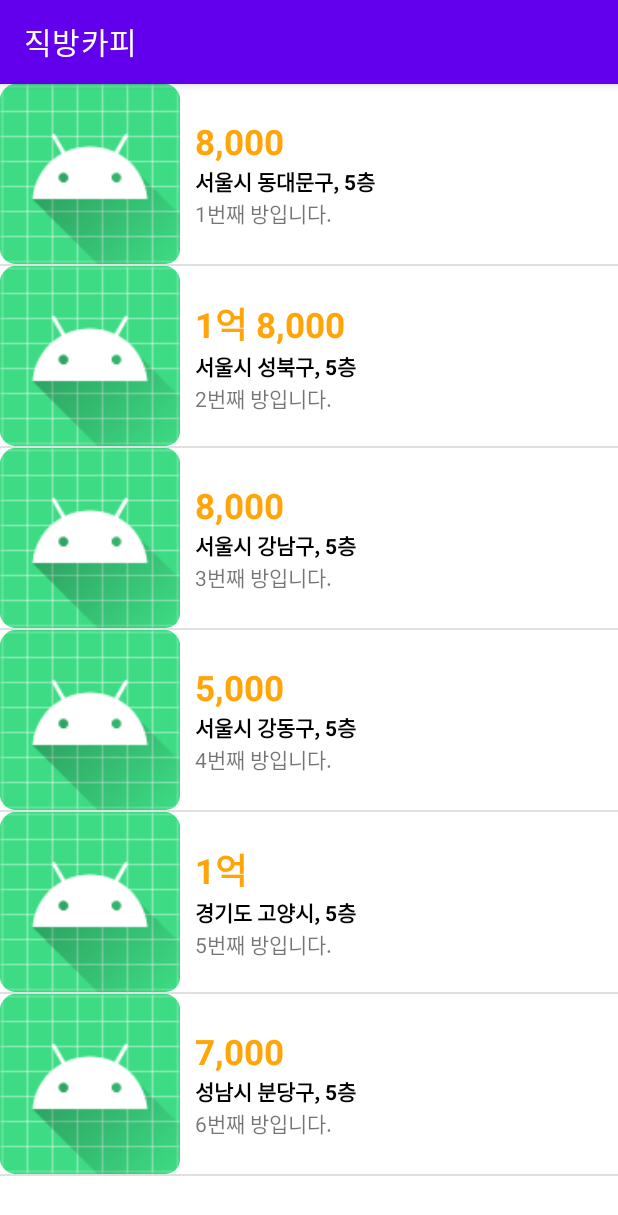
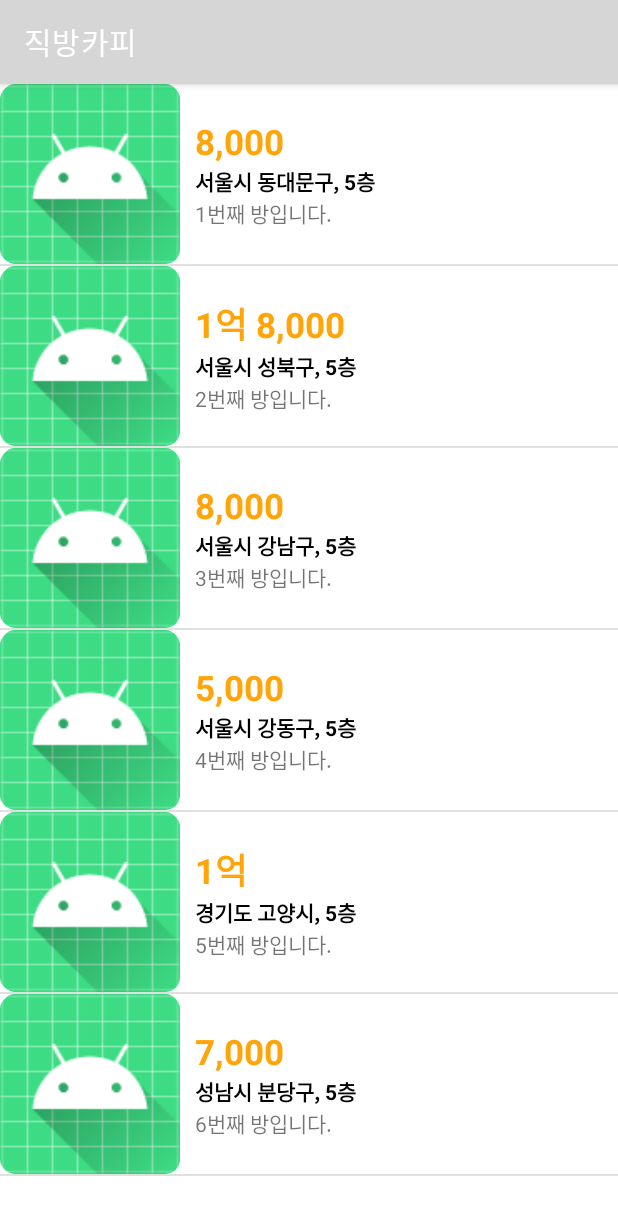
Before and after one commit to clearsky77/JicbangCopy_20211104, an Android app: the screen it shows after launch (MainActivity), on a phone screen of 412 x 824 dp. Shown: the top 1215 px of the screen. Run offline under Robolectric (Android 15) with nearby library versions, the phone set to English and light mode, and no system bars.

Commit message:
theme 속성 변경  - theme.xml 에서 액션바/스테이터스바 색 변경  - activity 마다 별도의 테마 설정 (상세화면만 액션바 제거)

```diff
--- a/app/src/main/res/values/themes.xml
+++ b/app/src/main/res/values/themes.xml
@@ -2,8 +2,8 @@
     <!-- Base application theme. -->
     <style name="Theme.JicbangCopy_20211104" parent="Theme.MaterialComponents.DayNight.DarkActionBar">
         <!-- Primary brand color. -->
-        <item name="colorPrimary">@color/purple_500</item>
-        <item name="colorPrimaryVariant">@color/purple_700</item>
+        <item name="colorPrimary">@color/ic_jickbang_background</item>
+        <item name="colorPrimaryVariant">#F37D14</item>
         <item name="colorOnPrimary">@color/white</item>
         <!-- Secondary brand color. -->
         <item name="colorSecondary">@color/teal_200</item>
```
